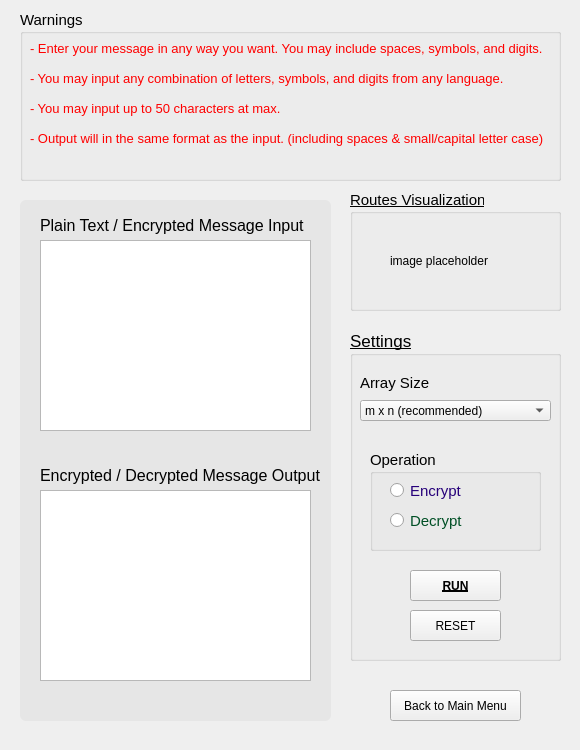
Qt form assets/second-method.ui (aziznal/luigi-sacco-and-route-encryption) before a commit.
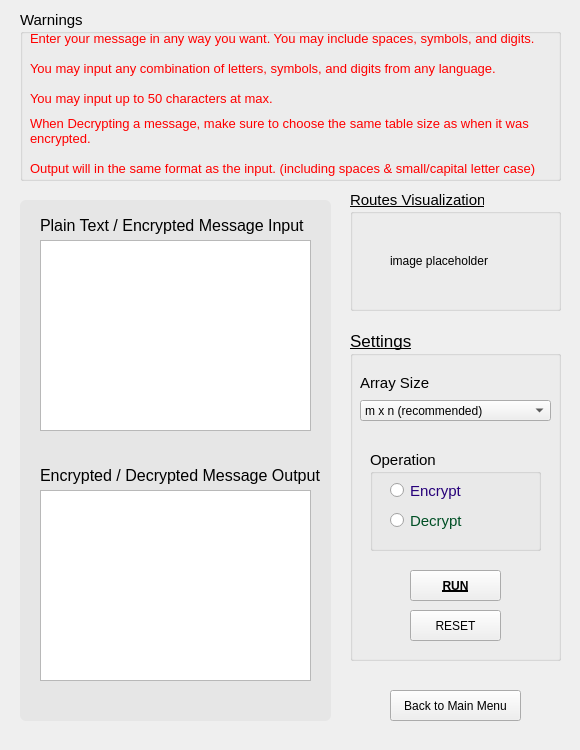
The same form after that commit.

Commit message: Updates Warnings in both methods

```diff
--- a/assets/second-method.ui
+++ b/assets/second-method.ui
@@ -195,7 +195,7 @@
      <property name="geometry">
       <rect>
        <x>10</x>
-       <y>30</y>
+       <y>20</y>
        <width>531</width>
        <height>16</height>
       </rect>
@@ -207,14 +207,14 @@
       </font>
      </property>
      <property name="text">
-      <string>- Enter your message in any way you want. You may include spaces, symbols, and digits.</string>
+      <string>Enter your message in any way you want. You may include spaces, symbols, and digits.</string>
      </property>
     </widget>
     <widget class="QLabel" name="secondWarningLabel">
      <property name="geometry">
       <rect>
        <x>10</x>
-       <y>60</y>
+       <y>50</y>
        <width>531</width>
        <height>16</height>
       </rect>
@@ -226,14 +226,14 @@
       </font>
      </property>
      <property name="text">
-      <string>- You may input any combination of letters, symbols, and digits from any language.</string>
+      <string>You may input any combination of letters, symbols, and digits from any language.</string>
      </property>
     </widget>
     <widget class="QLabel" name="secondWarningLabel_2">
      <property name="geometry">
       <rect>
        <x>10</x>
-       <y>90</y>
+       <y>80</y>
        <width>531</width>
        <height>16</height>
       </rect>
@@ -245,14 +245,36 @@
       </font>
      </property>
      <property name="text">
-      <string>- You may input up to 50 characters at max.</string>
+      <string>You may input up to 50 characters at max.</string>
      </property>
     </widget>
     <widget class="QLabel" name="secondWarningLabel_3">
      <property name="geometry">
       <rect>
        <x>10</x>
-       <y>120</y>
+       <y>100</y>
+       <width>531</width>
+       <height>41</height>
+      </rect>
+     </property>
+     <property name="font">
+      <font>
+       <pointsize>10</pointsize>
+       <underline>false</underline>
+      </font>
+     </property>
+     <property name="text">
+      <string>When Decrypting a message, make sure to choose the same table size as when it was     encrypted.</string>
+     </property>
+     <property name="wordWrap">
+      <bool>true</bool>
+     </property>
+    </widget>
+    <widget class="QLabel" name="secondWarningLabel_4">
+     <property name="geometry">
+      <rect>
+       <x>10</x>
+       <y>150</y>
        <width>531</width>
        <height>16</height>
       </rect>
@@ -264,7 +286,7 @@
       </font>
      </property>
      <property name="text">
-      <string>- Output will in the same format as the input. (including spaces &amp; small/capital letter case)</string>
+      <string>Output will in the same format as the input. (including spaces &amp; small/capital letter case)</string>
      </property>
     </widget>
    </widget>
```
The commit also changes 1 other file.
